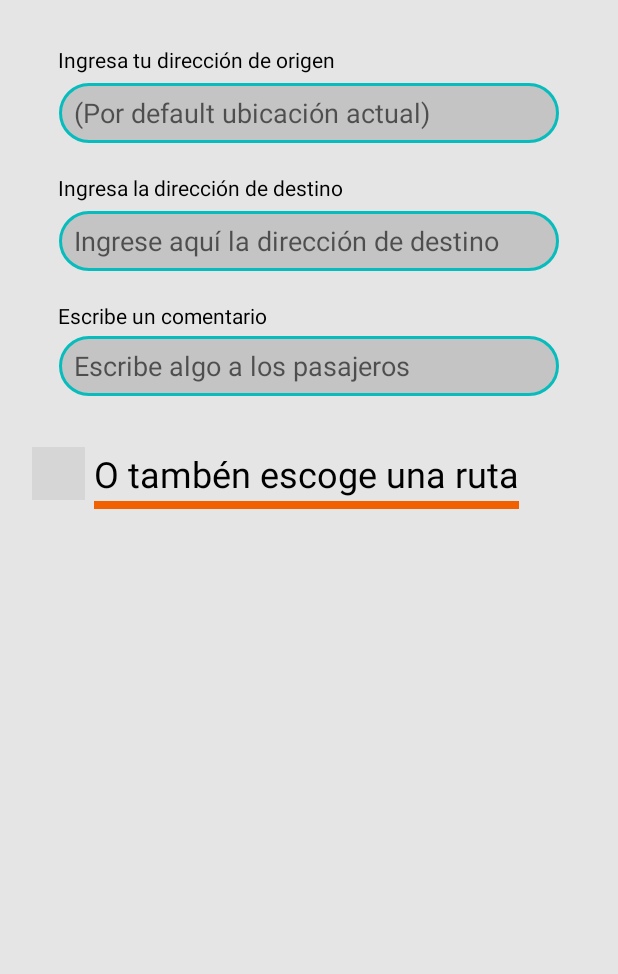
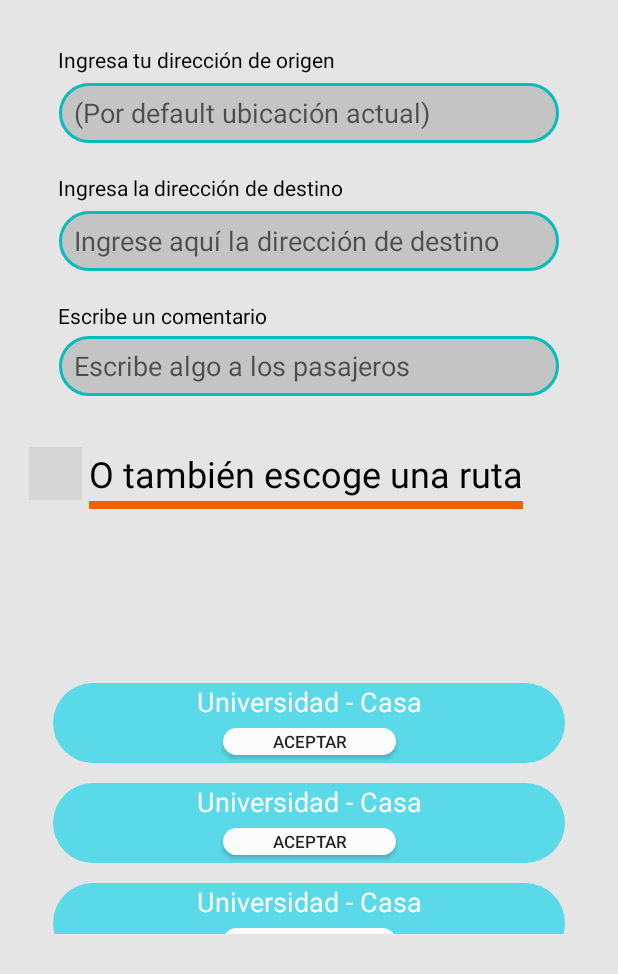
Before and after one commit to camilovivas/PicoyPlacaFriends, an Android app: the AddRouteDriverActivity screen opened directly, with no data from a screen before it, on a phone screen of 412 x 824 dp, the part 262-1236 px from its top. Run offline under Robolectric (Android 15) with nearby library versions, the phone set to English and light mode, and no system bars; grey boxes are pictures that could not be loaded.

Commit message:
All structure of recycler view was added. Also, the list of defoult route found correctly.

```diff
--- a/app/src/main/AndroidManifest.xml
+++ b/app/src/main/AndroidManifest.xml
@@ -15,6 +15,7 @@
         <activity
             android:name=".driversView.AddRouteDriverActivity"
             android:exported="false" />
+            android:windowSoftInputMode="adjustPan" />
         <activity
             android:name=".configuration.HelpActivity"
             android:exported="false" />
--- a/app/src/main/java/com/example/picoyplacafriends/driversView/AddRouteDriverActivity.java
+++ b/app/src/main/java/com/example/picoyplacafriends/driversView/AddRouteDriverActivity.java
@@ -1,14 +1,71 @@
 package com.example.picoyplacafriends.driversView;
 
 import androidx.appcompat.app.AppCompatActivity;
+import androidx.recyclerview.widget.DividerItemDecoration;
+import androidx.recyclerview.widget.LinearLayoutManager;
+import androidx.recyclerview.widget.RecyclerView;
+
 import com.example.picoyplacafriends.R;
+import com.example.picoyplacafriends.utils.SpacingItemDecorator;
+
 import android.os.Bundle;
+import android.widget.Button;
+import android.widget.EditText;
+import android.widget.ImageView;
+import android.widget.TextView;
 
+/**
+ *
+ */
 public class AddRouteDriverActivity extends AppCompatActivity {
+
+    private TextView tVbalance;
+    private EditText eTextRouteOfOrigin,eTextRouteOfDestination,eTextComments;
+    private ImageView iVConfig;
+    private Button btGetBack;
+    private RecyclerView routesRecycler;
+
+    // Variables globales para configurar el recyclerView.
+    //LinearLayoutManager como los viewHolder se acomodan
+    // en la pantalla, en este caso se ubicará uno debajo del otro.
+    private LinearLayoutManager manager;
+    //Fabrica de viewHolders.
+    private RouteApdater apdater;
+
 
     @Override
     protected void onCreate(Bundle savedInstanceState) {
         super.onCreate(savedInstanceState);
         setContentView(R.layout.activity_add_route);
+
+        //Inicialización de atributos
+        tVbalance = findViewById(R.id.tVbalance);
+        eTextRouteOfOrigin = findViewById(R.id.eTextRouteOfOrigin);
+        eTextRouteOfDestination = findViewById(R.id.eTextRouteOfDestination);
+        eTextComments = findViewById(R.id.eTextComments);
+        iVConfig = findViewById(R.id.iVConfig);
+        tVbalance = findViewById(R.id.tVbalance);
+        btGetBack = findViewById(R.id.btGetBack);
+        routesRecycler = findViewById(R.id.routesRecycler);
+
+        //Proceso del linearLayout
+        manager = new LinearLayoutManager(this);
+        routesRecycler.setLayoutManager(manager);
+
+        /*
+        DividerItemDecoration mDividerItemDecoration = new DividerItemDecoration(routesRecycler.getContext(),
+                manager.getOrientation());
+        routesRecycler.addItemDecoration(mDividerItemDecoration);
+*/
+        SpacingItemDecorator itemDecorator = new SpacingItemDecorator(20);
+        routesRecycler.addItemDecoration(itemDecorator);
+        //Proceso del recyclerView.
+        apdater = new RouteApdater();
+        routesRecycler.setAdapter(apdater);
+        //Tamaño fijo del reciclerView
+        routesRecycler.setHasFixedSize(true);
+
+
+
     }
 }
--- /dev/null
+++ b/app/src/main/java/com/example/picoyplacafriends/driversView/Route.java
@@ -0,0 +1,32 @@
+package com.example.picoyplacafriends.driversView;
+
+import android.widget.Button;
+
+public class Route {
+    //Identificador de la ruta
+    private String idRoute;
+
+    //Nombre de la ruta guardada, ejemplo: Universidad - Casa
+    private String headBoard;
+
+    //Permite acceder a la ruta que quiere usar
+    private Button acceptRoute;
+
+    public Route(String idRoute, String headBoard, Button acceptRoute) {
+        this.idRoute = idRoute;
+        this.headBoard = headBoard;
+        this.acceptRoute = acceptRoute;
+    }
+
+    public String getIdRoute() {
+        return idRoute;
+    }
+
+    public String getHeadBoard() {
+        return headBoard;
+    }
+
+    public Button getAcceptRoute() {
+        return acceptRoute;
+    }
+}
--- /dev/null
+++ b/app/src/main/java/com/example/picoyplacafriends/driversView/RouteApdater.java
@@ -0,0 +1,79 @@
+package com.example.picoyplacafriends.driversView;
+
+import android.view.LayoutInflater;
+import android.view.View;
+import android.view.ViewGroup;
+import android.widget.Button;
+
+import androidx.annotation.NonNull;
+import androidx.recyclerview.widget.RecyclerView;
+
+import com.example.picoyplacafriends.R;
+
+import java.util.ArrayList;
+import java.util.UUID;
+
+public class RouteApdater  extends RecyclerView.Adapter<RouteView>{
+
+
+    /**
+     * Arraylist de rutas predefinidas.
+     */
+    private ArrayList<Route> defaultRoutes;
+    private Button bt;
+    /**
+     * Constructor
+     */
+    public RouteApdater(){
+        defaultRoutes = new ArrayList<>();
+        defaultRoutes.add(new Route(UUID.randomUUID().toString(),"Universidad - Casa", bt));
+        defaultRoutes.add(new Route(UUID.randomUUID().toString(),"Universidad - Casa", bt));
+        defaultRoutes.add(new Route(UUID.randomUUID().toString(),"Universidad - Casa", bt));
+    }
+
+    /**
+     * Permite generar el esqueleto convirtiendo el XML -> ViewHolder
+     * @param parent Representa al recyclerView
+     * @param viewType
+     * @return ContactView.
+     */
+    @NonNull
+    @Override
+    public RouteView onCreateViewHolder(@NonNull ViewGroup parent, int viewType) {
+
+        //Conversión de archivo xml -> View.
+        LayoutInflater inflater = LayoutInflater.from(parent.getContext());
+        /**
+         * R.layout.default_route : Representa al XML defaylt_route en representación del viewHolder
+         * parent: RecyclerView: Donde se agregará el viewHolder
+         * false: Permite realizar una lista dinamica, es decir que en tiempo de ejecución
+         * permite agregar elementos y borrarlos.
+         */
+        View row = inflater.inflate(R.layout.default_route,parent,false);
+        //Creación de la parte grafica del viewHolder
+        RouteView skeleton = new RouteView(row);
+        return skeleton;
+    }
+
+    /**
+     * Permite construir el esqueleto, tomaando el View retornado del metodo anterior y así, llenarlo de informaciónñ
+     * @param position ubicación del viewholder en el recyclerView
+     */
+    @Override
+    public void onBindViewHolder(@NonNull RouteView skeleton, int position) {
+        //Se toma un contacto en la posición dada y se le agrega al viewHolder la información correspondiente
+        Route route = defaultRoutes.get(position);
+        skeleton.gettVHeadBoard().setText(route.getHeadBoard());
+        skeleton.setBtAcceptRoute(route.getAcceptRoute());
+
+    }
+
+    /**
+     * Permite contar cuantos elementos tiene el recycler.
+     * @return
+     */
+    @Override
+    public int getItemCount() {
+        return defaultRoutes.size();
+    }
+}
--- /dev/null
+++ b/app/src/main/java/com/example/picoyplacafriends/driversView/RouteView.java
@@ -0,0 +1,39 @@
+package com.example.picoyplacafriends.driversView;
+
+import android.view.View;
+import android.widget.Button;
+import android.widget.TextView;
+
+import androidx.annotation.NonNull;
+import androidx.recyclerview.widget.RecyclerView;
+
+import com.example.picoyplacafriends.R;
+
+ /**
+ * Esta clase es el modelo del renglon del recyclerView, en otras palabras, es el borde del viewHolders
+ */
+public class RouteView extends RecyclerView.ViewHolder {
+
+    //Atributos del xml defaultRoute
+    private TextView tVHeadBoard;
+    private Button btAcceptRoute;
+
+
+    public RouteView(@NonNull View itemView) {
+        super(itemView);
+        tVHeadBoard = itemView.findViewById(R.id.tVHeadBoard);
+        btAcceptRoute = itemView.findViewById(R.id.btAcceptRoute);
+    }
+
+     public TextView gettVHeadBoard() {
+         return tVHeadBoard;
+     }
+
+     public Button getBtAcceptRoute() {
+         return btAcceptRoute;
+     }
+
+     public void setBtAcceptRoute(Button btAcceptRoute) {
+         this.btAcceptRoute = btAcceptRoute;
+     }
+ }
--- /dev/null
+++ b/app/src/main/java/com/example/picoyplacafriends/utils/SpacingItemDecorator.java
@@ -0,0 +1,23 @@
+package com.example.picoyplacafriends.utils;
+
+import android.graphics.Rect;
+import android.view.View;
+
+import androidx.annotation.NonNull;
+import androidx.recyclerview.widget.RecyclerView;
+
+/**
+ * Esta clase permite añadir espacio entre los elementos del recycler
+ */
+public class SpacingItemDecorator extends RecyclerView.ItemDecoration {
+    private final int verticalHeight;
+
+    public SpacingItemDecorator(int verticalHeight) {
+        this.verticalHeight = verticalHeight;
+    }
+
+    @Override
+    public void getItemOffsets(@NonNull Rect outRect, @NonNull View view, @NonNull RecyclerView parent, @NonNull RecyclerView.State state) {
+        outRect.bottom = verticalHeight;
+    }
+}
--- /dev/null
+++ b/app/src/main/res/drawable/route_button_round_edges.xml
@@ -0,0 +1,9 @@
+<?xml version="1.0" encoding="utf-8"?>
+<selector xmlns:android="http://schemas.android.com/apk/res/android">
+    <item>
+        <shape android:shape="rectangle"  >
+            <corners android:radius="22dp" />
+            <solid android:color="#FCFCFC" />
+        </shape>
+    </item>
+</selector>
--- /dev/null
+++ b/app/src/main/res/drawable/route_round_edges.xml
@@ -0,0 +1,10 @@
+<?xml version="1.0" encoding="utf-8"?>
+<selector xmlns:android="http://schemas.android.com/apk/res/android">
+    <item>
+        <shape android:shape="rectangle"  >
+            <corners android:radius="50px" />
+            <solid android:color="#5ADAE8" />
+            <size android:height="53dp" android:width="286dp"/>
+        </shape>
+    </item>
+</selector>
--- a/app/src/main/res/layout/activity_add_route.xml
+++ b/app/src/main/res/layout/activity_add_route.xml
@@ -19,7 +19,7 @@
         app:layout_constraintTop_toTopOf="parent">
 
         <EditText
-            android:id="@+id/editTextTextPersonName3"
+            android:id="@+id/eTextComments"
             android:layout_width="0dp"
             android:layout_height="wrap_content"
             android:layout_marginStart="34dp"
@@ -47,10 +47,10 @@
             app:layout_constraintEnd_toEndOf="parent"
             app:layout_constraintHorizontal_bias="0.0"
             app:layout_constraintStart_toStartOf="parent"
-            app:layout_constraintTop_toBottomOf="@+id/editTextTextPersonName2" />
+            app:layout_constraintTop_toBottomOf="@+id/eTextRouteOfDestination" />
 
         <EditText
-            android:id="@+id/editTextTextPersonName2"
+            android:id="@+id/eTextRouteOfDestination"
             android:layout_width="0dp"
             android:layout_height="wrap_content"
             android:layout_marginStart="34dp"
@@ -81,7 +81,7 @@
             app:layout_constraintTop_toBottomOf="@+id/eTextRouteOfOrigin" />
 
         <Button
-            android:id="@+id/button"
+            android:id="@+id/btGetBack"
             android:layout_width="48dp"
             android:layout_height="48dp"
             android:layout_marginStart="34dp"
@@ -104,7 +104,7 @@
             android:textSize="24sp"
             app:layout_constraintEnd_toEndOf="parent"
             app:layout_constraintStart_toEndOf="@+id/imageView18"
-            app:layout_constraintTop_toBottomOf="@+id/imageView19" />
+            app:layout_constraintTop_toBottomOf="@+id/iVConfig" />
 
         <ImageView
             android:id="@+id/imageView18"
@@ -133,12 +133,12 @@
             android:layout_marginTop="39dp"
             android:layout_marginEnd="10dp"
             android:background="@drawable/balance"
-            app:layout_constraintBottom_toBottomOf="@+id/imageView19"
+            app:layout_constraintBottom_toBottomOf="@+id/iVConfig"
             app:layout_constraintEnd_toEndOf="parent"
             app:layout_constraintTop_toTopOf="parent">
 
             <TextView
-                android:id="@+id/textView36"
+                android:id="@+id/tVbalance"
                 android:layout_width="0dp"
                 android:layout_height="0dp"
                 android:layout_marginStart="44dp"
@@ -155,13 +155,13 @@
         </androidx.constraintlayout.widget.ConstraintLayout>
 
         <ImageView
-            android:id="@+id/imageView19"
+            android:id="@+id/iVConfig"
             android:layout_width="48dp"
             android:layout_height="48dp"
             android:layout_marginTop="39dp"
             android:src="@drawable/config"
             app:layout_constraintEnd_toStartOf="@+id/constraintLayout15"
-            app:layout_constraintStart_toEndOf="@+id/button"
+            app:layout_constraintStart_toEndOf="@+id/btGetBack"
             app:layout_constraintTop_toTopOf="parent"
             android:contentDescription="TODO" />
 
@@ -198,23 +198,27 @@
 
     <androidx.constraintlayout.widget.ConstraintLayout
         android:id="@+id/constraintLayout17"
-        android:layout_width="409dp"
+        android:layout_width="0dp"
         android:layout_height="198dp"
-        android:layout_marginStart="1dp"
-        android:layout_marginEnd="1dp"
+        android:layout_marginStart="10dp"
+        android:layout_marginTop="2dp"
+        android:layout_marginEnd="10dp"
         android:layout_marginBottom="1dp"
         app:layout_constraintBottom_toBottomOf="parent"
         app:layout_constraintEnd_toEndOf="parent"
         app:layout_constraintHorizontal_bias="1.0"
-        app:layout_constraintStart_toStartOf="parent">
+        app:layout_constraintStart_toStartOf="parent"
+        app:layout_constraintTop_toBottomOf="@+id/constraintLayout13">
 
         <androidx.recyclerview.widget.RecyclerView
+            android:id="@+id/routesRecycler"
             android:layout_width="0dp"
             android:layout_height="0dp"
-            android:layout_marginStart="32dp"
-            android:layout_marginTop="5dp"
-            android:layout_marginEnd="32dp"
-            android:layout_marginBottom="5dp"
+            android:layout_marginStart="20dp"
+            android:layout_marginEnd="20dp"
+            android:layout_marginBottom="20dp"
+            android:padding="5dp"
+            android:paddingBottom="5dp"
             app:layout_constraintBottom_toBottomOf="parent"
             app:layout_constraintEnd_toEndOf="parent"
             app:layout_constraintStart_toStartOf="parent"
@@ -222,6 +226,7 @@
     </androidx.constraintlayout.widget.ConstraintLayout>
 
     <androidx.constraintlayout.widget.ConstraintLayout
+        android:id="@+id/constraintLayout13"
         android:layout_width="0dp"
         android:layout_height="0dp"
         android:layout_marginStart="5dp"
@@ -240,7 +245,7 @@
             android:layout_marginStart="58dp"
             android:layout_marginTop="30dp"
             android:layout_marginEnd="62dp"
-            android:text="O tambén escoge una ruta"
+            android:text="O también escoge una ruta"
             android:textColor="@color/black"
             android:textSize="24sp"
             app:layout_constraintEnd_toEndOf="parent"
@@ -255,7 +260,7 @@
             android:background="#F26101"
             app:layout_constraintEnd_toEndOf="@+id/textView46"
             app:layout_constraintStart_toStartOf="@+id/textView46"
-            app:layout_constraintTop_toBottomOf="@+id/textView46"/>
+            app:layout_constraintTop_toBottomOf="@+id/textView46" />
 
         <ImageView
             android:id="@+id/imageView20"
--- /dev/null
+++ b/app/src/main/res/layout/default_route.xml
@@ -0,0 +1,37 @@
+<?xml version="1.0" encoding="utf-8"?>
+<androidx.constraintlayout.widget.ConstraintLayout xmlns:android="http://schemas.android.com/apk/res/android"
+    xmlns:app="http://schemas.android.com/apk/res-auto"
+    xmlns:tools="http://schemas.android.com/tools"
+    android:layout_width="match_parent"
+    android:layout_height="53dp"
+    android:layout_alignParentLeft="false"
+    android:background="@drawable/route_round_edges">
+
+
+    <TextView
+        android:id="@+id/tVHeadBoard"
+        android:layout_width="wrap_content"
+        android:layout_height="wrap_content"
+        android:text="Origen - Destino"
+        android:textColor="@color/white"
+        android:textSize="18sp"
+        app:layout_constraintEnd_toEndOf="parent"
+        app:layout_constraintStart_toStartOf="parent"
+        app:layout_constraintTop_toTopOf="parent" />
+
+    <Button
+        android:id="@+id/btAcceptRoute"
+        android:layout_width="115dp"
+        android:layout_height="0dp"
+        android:layout_marginTop="5dp"
+        android:layout_marginBottom="5dp"
+        android:background="@drawable/route_button_round_edges"
+        android:text="Aceptar"
+        android:textAlignment="center"
+        android:textSize="11sp"
+        app:layout_constraintBottom_toBottomOf="parent"
+        app:layout_constraintEnd_toEndOf="parent"
+        app:layout_constraintStart_toStartOf="parent"
+        app:layout_constraintTop_toBottomOf="@+id/tVHeadBoard"
+        tools:ignore="TouchTargetSizeCheck" />
+</androidx.constraintlayout.widget.ConstraintLayout>
```
